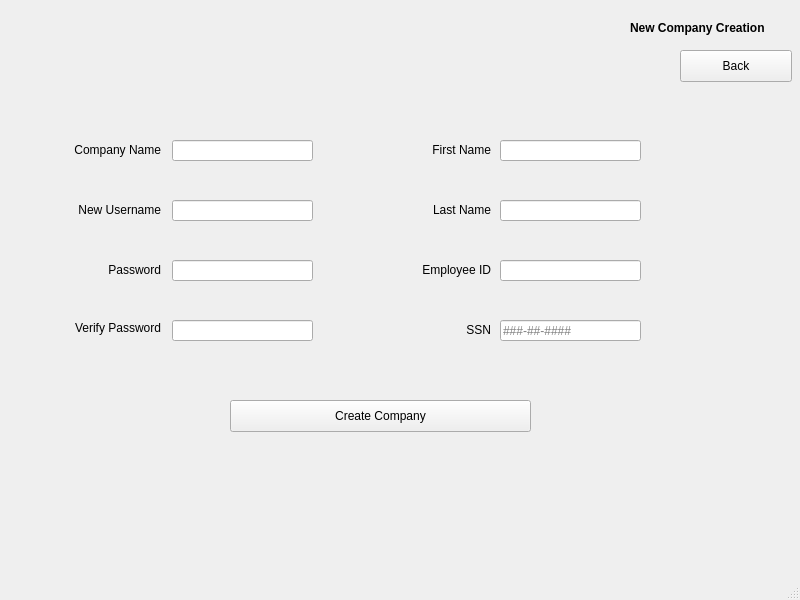
Above: EDI/windownewcompany.ui from katietrom11392/EDI before the change. Below: the same form after it.
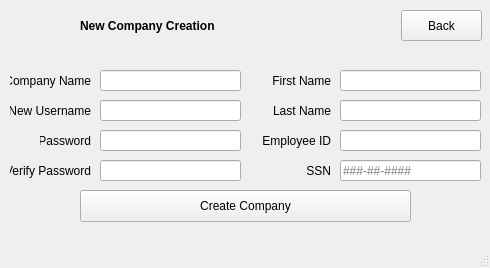
That is the form after the change. Icons and pictures are not drawn.

Commit message: New Company small UI window

The edit to the form file:
```diff
--- a/EDI/windownewcompany.ui
+++ b/EDI/windownewcompany.ui
@@ -6,8 +6,8 @@
    <rect>
     <x>0</x>
     <y>0</y>
-    <width>800</width>
-    <height>600</height>
+    <width>490</width>
+    <height>268</height>
    </rect>
   </property>
   <property name="sizePolicy">
@@ -16,6 +16,18 @@
     <verstretch>0</verstretch>
    </sizepolicy>
   </property>
+  <property name="minimumSize">
+   <size>
+    <width>490</width>
+    <height>268</height>
+   </size>
+  </property>
+  <property name="maximumSize">
+   <size>
+    <width>490</width>
+    <height>268</height>
+   </size>
+  </property>
   <property name="windowTitle">
    <string>MainWindow</string>
   </property>
@@ -23,10 +35,10 @@
    <widget class="QLabel" name="label">
     <property name="geometry">
      <rect>
-      <x>630</x>
-      <y>20</y>
+      <x>80</x>
+      <y>10</y>
       <width>151</width>
-      <height>16</height>
+      <height>31</height>
      </rect>
     </property>
     <property name="font">
@@ -42,9 +54,9 @@
    <widget class="QPushButton" name="pushButtonNewCompanyDone">
     <property name="geometry">
      <rect>
-      <x>230</x>
-      <y>400</y>
-      <width>301</width>
+      <x>80</x>
+      <y>190</y>
+      <width>331</width>
       <height>32</height>
      </rect>
     </property>
@@ -55,10 +67,10 @@
    <widget class="QLabel" name="label_2">
     <property name="geometry">
      <rect>
-      <x>60</x>
-      <y>140</y>
-      <width>101</width>
-      <height>20</height>
+      <x>10</x>
+      <y>70</y>
+      <width>81</width>
+      <height>21</height>
      </rect>
     </property>
     <property name="text">
@@ -71,10 +83,10 @@
    <widget class="QLabel" name="label_3">
     <property name="geometry">
      <rect>
-      <x>70</x>
-      <y>200</y>
-      <width>91</width>
-      <height>20</height>
+      <x>10</x>
+      <y>100</y>
+      <width>81</width>
+      <height>21</height>
      </rect>
     </property>
     <property name="text">
@@ -87,10 +99,10 @@
    <widget class="QLabel" name="label_4">
     <property name="geometry">
      <rect>
-      <x>100</x>
-      <y>260</y>
-      <width>61</width>
-      <height>20</height>
+      <x>40</x>
+      <y>130</y>
+      <width>51</width>
+      <height>21</height>
      </rect>
     </property>
     <property name="text">
@@ -103,10 +115,10 @@
    <widget class="QLabel" name="label_5">
     <property name="geometry">
      <rect>
-      <x>60</x>
-      <y>320</y>
-      <width>101</width>
-      <height>16</height>
+      <x>10</x>
+      <y>160</y>
+      <width>81</width>
+      <height>21</height>
      </rect>
     </property>
     <property name="text">
@@ -119,8 +131,8 @@
    <widget class="QLineEdit" name="lineEdit_company_name">
     <property name="geometry">
      <rect>
-      <x>172</x>
-      <y>140</y>
+      <x>100</x>
+      <y>70</y>
       <width>141</width>
       <height>21</height>
      </rect>
@@ -132,8 +144,8 @@
    <widget class="QLineEdit" name="lineEdit_verify_password">
     <property name="geometry">
      <rect>
-      <x>172</x>
-      <y>320</y>
+      <x>100</x>
+      <y>160</y>
       <width>141</width>
       <height>21</height>
      </rect>
@@ -151,8 +163,8 @@
    <widget class="QLineEdit" name="lineEdit_password">
     <property name="geometry">
      <rect>
-      <x>172</x>
-      <y>260</y>
+      <x>100</x>
+      <y>130</y>
       <width>141</width>
       <height>21</height>
      </rect>
@@ -170,8 +182,8 @@
    <widget class="QLineEdit" name="lineEdit_new_username">
     <property name="geometry">
      <rect>
-      <x>172</x>
-      <y>200</y>
+      <x>100</x>
+      <y>100</y>
       <width>141</width>
       <height>21</height>
      </rect>
@@ -183,10 +195,10 @@
    <widget class="QLabel" name="label_6">
     <property name="geometry">
      <rect>
-      <x>420</x>
-      <y>140</y>
+      <x>260</x>
+      <y>70</y>
       <width>71</width>
-      <height>20</height>
+      <height>21</height>
      </rect>
     </property>
     <property name="text">
@@ -199,10 +211,10 @@
    <widget class="QLabel" name="label_7">
     <property name="geometry">
      <rect>
-      <x>420</x>
-      <y>200</y>
+      <x>260</x>
+      <y>100</y>
       <width>71</width>
-      <height>20</height>
+      <height>21</height>
      </rect>
     </property>
     <property name="text">
@@ -215,10 +227,10 @@
    <widget class="QLabel" name="label_9">
     <property name="geometry">
      <rect>
-      <x>460</x>
-      <y>320</y>
+      <x>300</x>
+      <y>160</y>
       <width>31</width>
-      <height>20</height>
+      <height>21</height>
      </rect>
     </property>
     <property name="text">
@@ -231,8 +243,8 @@
    <widget class="QLineEdit" name="lineEdit_ssn">
     <property name="geometry">
      <rect>
-      <x>500</x>
-      <y>320</y>
+      <x>340</x>
+      <y>160</y>
       <width>141</width>
       <height>21</height>
      </rect>
@@ -247,8 +259,8 @@
    <widget class="QLineEdit" name="lineEdit_last_name">
     <property name="geometry">
      <rect>
-      <x>500</x>
-      <y>200</y>
+      <x>340</x>
+      <y>100</y>
       <width>141</width>
       <height>21</height>
      </rect>
@@ -260,8 +272,8 @@
    <widget class="QLineEdit" name="lineEdit_first_name">
     <property name="geometry">
      <rect>
-      <x>500</x>
-      <y>140</y>
+      <x>340</x>
+      <y>70</y>
       <width>141</width>
       <height>21</height>
      </rect>
@@ -273,10 +285,10 @@
    <widget class="QPushButton" name="pushButton">
     <property name="geometry">
      <rect>
-      <x>680</x>
-      <y>50</y>
-      <width>112</width>
-      <height>32</height>
+      <x>401</x>
+      <y>10</y>
+      <width>81</width>
+      <height>31</height>
      </rect>
     </property>
     <property name="text">
@@ -305,8 +317,8 @@
    <widget class="QLineEdit" name="lineEdit_employee_id">
     <property name="geometry">
      <rect>
-      <x>500</x>
-      <y>260</y>
+      <x>340</x>
+      <y>130</y>
       <width>141</width>
       <height>21</height>
      </rect>
@@ -324,10 +336,10 @@
    <widget class="QLabel" name="label_10">
     <property name="geometry">
      <rect>
-      <x>410</x>
-      <y>260</y>
+      <x>250</x>
+      <y>130</y>
       <width>81</width>
-      <height>20</height>
+      <height>21</height>
      </rect>
     </property>
     <property name="text">
```
Left out of the diff: 38 changed lines with no effect on the pictures.
